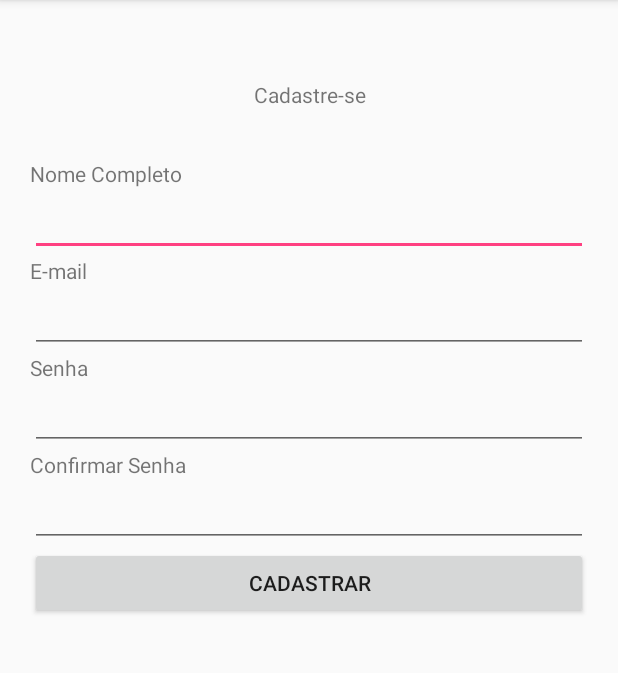
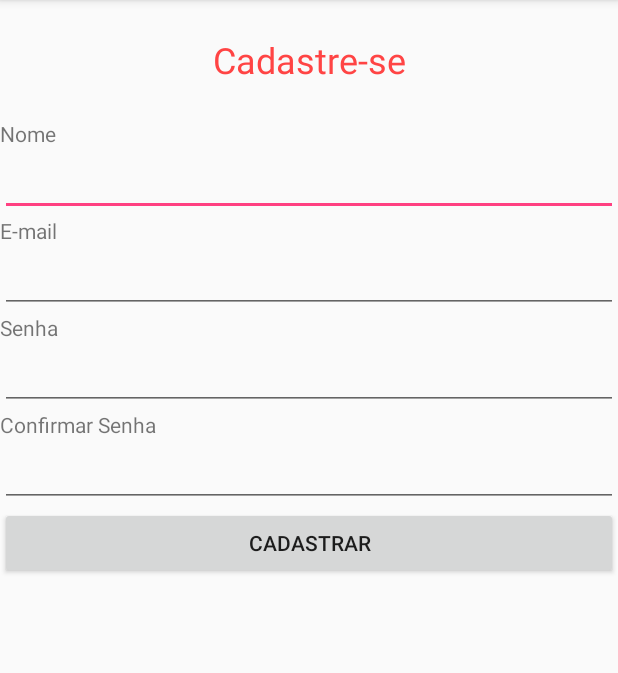
Before and after one commit to EduMeurer999/Organizeme, an Android app: the CadastroActivity screen opened directly, with no data from a screen before it, on a phone screen of 412 x 824 dp, the part 84-757 px from its top. Run offline under Robolectric (Android 15) with nearby library versions, the phone set to English and light mode, and no system bars; 1 statement that could not run was skipped.

Commit message:
Design tela perfil modificada

```diff
--- /dev/null
+++ b/app/src/main/java/com/example/a20151inf0182/organizeme/CadastroActivity.java
@@ -0,0 +1,14 @@
+package com.example.a20151inf0182.organizeme;
+
+import android.support.v7.app.AppCompatActivity;
+import android.os.Bundle;
+
+public class CadastroActivity extends AppCompatActivity {
+
+    @Override
+    protected void onCreate(Bundle savedInstanceState) {
+        super.onCreate(savedInstanceState);
+        setContentView(R.layout.activity_cadastro);
+
+    }
+}
--- a/app/src/main/res/layout/activity_cadastro.xml
+++ b/app/src/main/res/layout/activity_cadastro.xml
@@ -4,22 +4,23 @@
     xmlns:tools="http://schemas.android.com/tools"
     android:layout_width="match_parent"
     android:layout_height="match_parent"
-    tools:context="com.example.a20151inf0182.organizeme.Activity.CadastroActivity"
-    android:orientation="vertical"
-    android:padding="20dp">
+    tools:context="com.example.a20151inf0182.organizeme.CadastroActivity"
+    android:orientation="vertical">
 
     <TextView
-        android:id="@+id/txtCadastre"
+        android:id="@+id/textView2"
         android:layout_width="match_parent"
-        android:layout_height="86dp"
+        android:layout_height="79dp"
         android:gravity="center"
-        android:text="Cadastre-se" />
+        android:text="Cadastre-se"
+        android:textColor="@android:color/holo_red_light"
+        android:textSize="24sp" />
 
     <TextView
         android:id="@+id/txtNome"
         android:layout_width="match_parent"
         android:layout_height="wrap_content"
-        android:text="Nome Completo" />
+        android:text="Nome" />
 
     <EditText
         android:id="@+id/edtNome"
@@ -55,21 +56,22 @@
         android:inputType="textPassword" />
 
     <TextView
-        android:id="@+id/txtSenhaC"
+        android:id="@+id/txtConfirmaSenha"
         android:layout_width="match_parent"
         android:layout_height="wrap_content"
         android:text="Confirmar Senha" />
 
     <EditText
-        android:id="@+id/edtSenhaC"
+        android:id="@+id/edtConfirmaSenha"
         android:layout_width="match_parent"
         android:layout_height="wrap_content"
         android:ems="10"
         android:inputType="textPassword" />
 
     <Button
-        android:id="@+id/btnCadastrarUser"
+        android:id="@+id/btnCadastrar"
         android:layout_width="match_parent"
         android:layout_height="wrap_content"
         android:text="Cadastrar" />
+
 </LinearLayout>
```
